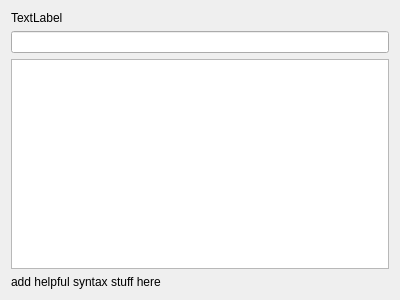
Old version of the form source/HelpForMax/Patch/DigestWidget.ui in the repository xavierxeon-music/WaMaxPackage.
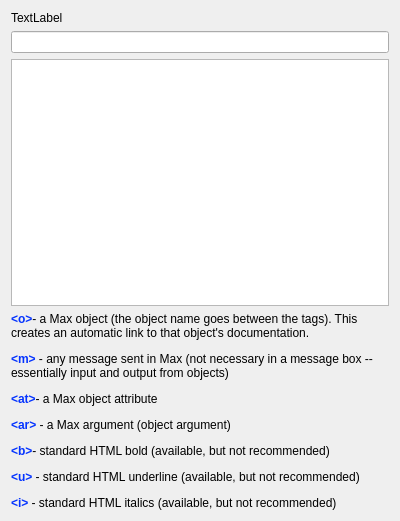
New version of the form.

Diff of the .ui file:
```diff
--- a/source/HelpForMax/Patch/DigestWidget.ui
+++ b/source/HelpForMax/Patch/DigestWidget.ui
@@ -7,7 +7,7 @@
     <x>0</x>
     <y>0</y>
     <width>400</width>
-    <height>300</height>
+    <height>521</height>
    </rect>
   </property>
   <property name="windowTitle">
@@ -30,7 +30,10 @@
    <item>
     <widget class="QLabel" name="syntaxInfo">
      <property name="text">
-      <string>add helpful syntax stuff here</string>
+      <string>&lt;html&gt;&lt;head/&gt;&lt;body&gt;&lt;p&gt;&lt;span style=&quot; font-family:'Monaco','monospace'; font-weight:700; color:#0433ff;&quot;&gt;&amp;lt;o&amp;gt;&lt;/span&gt;&lt;span style=&quot; font-family:'Lato','sans-serif'; color:#000000;&quot;&gt;- a Max object (the object name goes between the tags). This creates an automatic link to that object's documentation. &lt;/span&gt;&lt;/p&gt;&lt;p&gt;&lt;span style=&quot; font-family:'Monaco','monospace'; font-weight:700; color:#0433ff;&quot;&gt;&amp;lt;m&amp;gt;&lt;/span&gt;&lt;span style=&quot; font-family:'Lato','sans-serif'; color:#000000;&quot;&gt; - any message sent in Max (not necessary in a message box -- essentially input and output from objects)&lt;/span&gt;&lt;/p&gt;&lt;p&gt;&lt;span style=&quot; font-family:'Monaco','monospace'; font-weight:700; color:#0433ff;&quot;&gt;&amp;lt;at&amp;gt;&lt;/span&gt;&lt;span style=&quot; font-family:'Lato','sans-serif'; color:#000000;&quot;&gt;- a Max object attribute&lt;/span&gt;&lt;/p&gt;&lt;p&gt;&lt;span style=&quot; font-family:'Monaco','monospace'; font-weight:700; color:#0433ff;&quot;&gt;&amp;lt;ar&amp;gt;&lt;/span&gt;&lt;span style=&quot; font-family:'Lato','sans-serif'; color:#000000;&quot;&gt; - a Max argument (object argument)&lt;/span&gt;&lt;/p&gt;&lt;p&gt;&lt;span style=&quot; font-family:'Monaco','monospace'; font-weight:700; color:#0433ff;&quot;&gt;&amp;lt;b&amp;gt;&lt;/span&gt;&lt;span style=&quot; font-family:'Lato','sans-serif'; color:#000000;&quot;&gt;- standard HTML bold (available, but not recommended)&lt;/span&gt;&lt;/p&gt;&lt;p&gt;&lt;span style=&quot; font-family:'Monaco','monospace'; font-weight:700; color:#0433ff;&quot;&gt;&amp;lt;u&amp;gt;&lt;/span&gt;&lt;span style=&quot; font-family:'Lato','sans-serif'; color:#000000;&quot;&gt; - standard HTML underline (available, but not recommended)&lt;/span&gt;&lt;/p&gt;&lt;p&gt;&lt;span style=&quot; font-family:'Monaco','monospace'; font-weight:700; color:#0433ff;&quot;&gt;&amp;lt;i&amp;gt;&lt;/span&gt;&lt;span style=&quot; font-family:'Lato','sans-serif'; color:#000000;&quot;&gt; - standard HTML italics (available, but not recommended)&lt;/span&gt;&lt;/p&gt;&lt;/body&gt;&lt;/html&gt;</string>
+     </property>
+     <property name="wordWrap">
+      <bool>true</bool>
      </property>
     </widget>
    </item>
```
Left out of the diff: 4 changed lines with no effect on the pictures.
